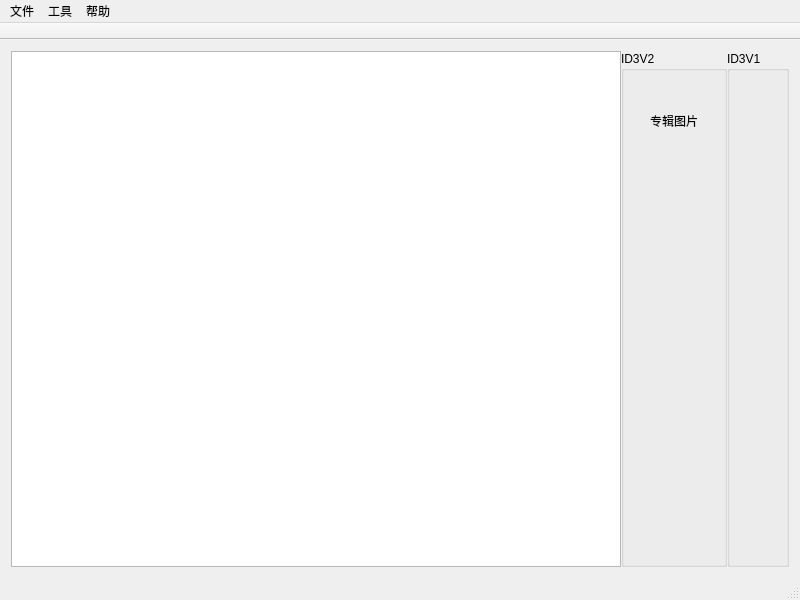
Qt form mainwindow.ui (sonichy/MP3Tag) before a commit.
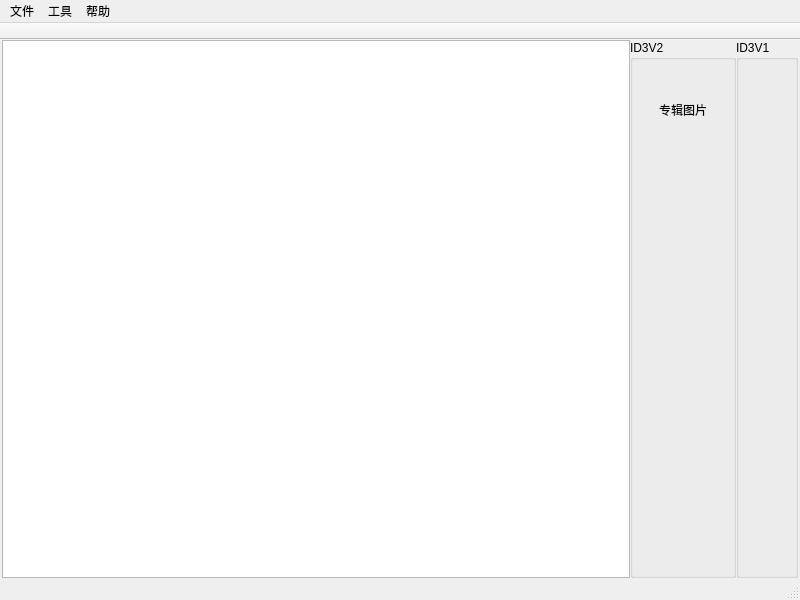
The same form after that commit. Icons and pictures are not drawn.

```diff
--- a/mainwindow.ui
+++ b/mainwindow.ui
@@ -22,6 +22,21 @@
   </property>
   <widget class="QWidget" name="centralWidget">
    <layout class="QVBoxLayout" name="verticalLayout">
+    <property name="spacing">
+     <number>0</number>
+    </property>
+    <property name="leftMargin">
+     <number>2</number>
+    </property>
+    <property name="topMargin">
+     <number>0</number>
+    </property>
+    <property name="rightMargin">
+     <number>2</number>
+    </property>
+    <property name="bottomMargin">
+     <number>0</number>
+    </property>
     <item>
      <layout class="QHBoxLayout" name="horizontalLayout">
       <property name="spacing">
```
